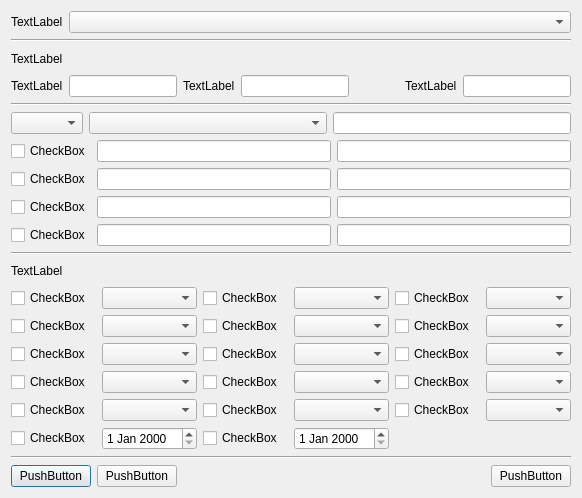
This is CryptokiMan/edit_attribute_list_dlg.ui in jykim74/CryptokiMan as Qt 5 draws it before an edit. The edited form follows.
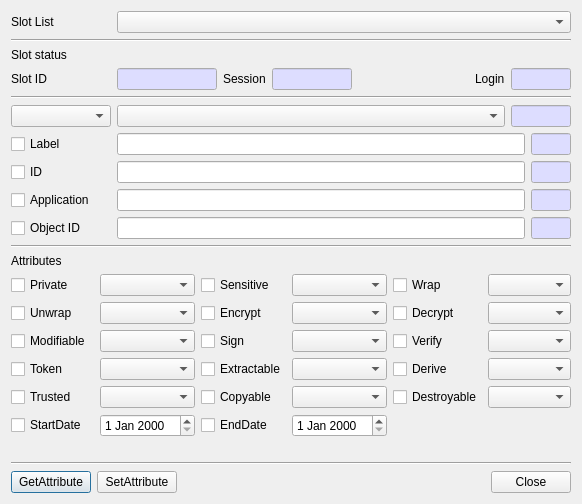
This is the edited form.

Commit message: Get Set Attribute List 기능 추가

The edit to the form file:
```diff
--- a/CryptokiMan/edit_attribute_list_dlg.ui
+++ b/CryptokiMan/edit_attribute_list_dlg.ui
@@ -7,7 +7,7 @@
     <x>0</x>
     <y>0</y>
     <width>582</width>
-    <height>498</height>
+    <height>504</height>
    </rect>
   </property>
   <property name="windowTitle">
@@ -18,8 +18,14 @@
     <layout class="QGridLayout" name="gridLayout">
      <item row="0" column="0">
       <widget class="QLabel" name="label">
+       <property name="minimumSize">
+        <size>
+         <width>100</width>
+         <height>0</height>
+        </size>
+       </property>
        <property name="text">
-        <string>TextLabel</string>
+        <string>Slot List</string>
        </property>
       </widget>
      </item>
@@ -45,7 +51,7 @@
    <item>
     <widget class="QLabel" name="label_2">
      <property name="text">
-      <string>TextLabel</string>
+      <string>Slot status</string>
      </property>
     </widget>
    </item>
@@ -54,30 +60,165 @@
      <item row="0" column="5">
       <widget class="QLabel" name="label_5">
        <property name="text">
-        <string>TextLabel</string>
+        <string>Login</string>
        </property>
       </widget>
      </item>
      <item row="0" column="3">
-      <widget class="QLineEdit" name="lineEdit_2"/>
+      <widget class="QLineEdit" name="mSessionText">
+       <property name="minimumSize">
+        <size>
+         <width>80</width>
+         <height>0</height>
+        </size>
+       </property>
+       <property name="maximumSize">
+        <size>
+         <width>80</width>
+         <height>16777215</height>
+        </size>
+       </property>
+       <property name="palette">
+        <palette>
+         <active>
+          <colorrole role="Base">
+           <brush brushstyle="SolidPattern">
+            <color alpha="255">
+             <red>221</red>
+             <green>221</green>
+             <blue>255</blue>
+            </color>
+           </brush>
+          </colorrole>
+         </active>
+         <inactive>
+          <colorrole role="Base">
+           <brush brushstyle="SolidPattern">
+            <color alpha="255">
+             <red>221</red>
+             <green>221</green>
+             <blue>255</blue>
+            </color>
+           </brush>
+          </colorrole>
+         </inactive>
+         <disabled/>
+        </palette>
+       </property>
+       <property name="readOnly">
+        <bool>true</bool>
+       </property>
+      </widget>
      </item>
      <item row="0" column="6">
-      <widget class="QLineEdit" name="lineEdit_3"/>
+      <widget class="QLineEdit" name="mLoginText">
+       <property name="minimumSize">
+        <size>
+         <width>60</width>
+         <height>0</height>
+        </size>
+       </property>
+       <property name="maximumSize">
+        <size>
+         <width>60</width>
+         <height>16777215</height>
+        </size>
+       </property>
+       <property name="palette">
+        <palette>
+         <active>
+          <colorrole role="Base">
+           <brush brushstyle="SolidPattern">
+            <color alpha="255">
+             <red>221</red>
+             <green>221</green>
+             <blue>255</blue>
+            </color>
+           </brush>
+          </colorrole>
+         </active>
+         <inactive>
+          <colorrole role="Base">
+           <brush brushstyle="SolidPattern">
+            <color alpha="255">
+             <red>221</red>
+             <green>221</green>
+             <blue>255</blue>
+            </color>
+           </brush>
+          </colorrole>
+         </inactive>
+         <disabled/>
+        </palette>
+       </property>
+       <property name="readOnly">
+        <bool>true</bool>
+       </property>
+      </widget>
      </item>
      <item row="0" column="0">
       <widget class="QLabel" name="label_3">
+       <property name="minimumSize">
+        <size>
+         <width>100</width>
+         <height>0</height>
+        </size>
+       </property>
        <property name="text">
-        <string>TextLabel</string>
+        <string>Slot ID</string>
        </property>
       </widget>
      </item>
      <item row="0" column="1">
-      <widget class="QLineEdit" name="lineEdit"/>
+      <widget class="QLineEdit" name="mSlotIDText">
+       <property name="minimumSize">
+        <size>
+         <width>100</width>
+         <height>0</height>
+        </size>
+       </property>
+       <property name="maximumSize">
+        <size>
+         <width>100</width>
+         <height>16777215</height>
+        </size>
+       </property>
+       <property name="palette">
+        <palette>
+         <active>
+          <colorrole role="Base">
+           <brush brushstyle="SolidPattern">
+            <color alpha="255">
+             <red>221</red>
+             <green>221</green>
+             <blue>255</blue>
+            </color>
+           </brush>
+          </colorrole>
+         </active>
+         <inactive>
+          <colorrole role="Base">
+           <brush brushstyle="SolidPattern">
+            <color alpha="255">
+             <red>221</red>
+             <green>221</green>
+             <blue>255</blue>
+            </color>
+           </brush>
+          </colorrole>
+         </inactive>
+         <disabled/>
+        </palette>
+       </property>
+       <property name="readOnly">
+        <bool>true</bool>
+       </property>
+      </widget>
      </item>
      <item row="0" column="2">
       <widget class="QLabel" name="label_4">
        <property name="text">
-        <string>TextLabel</string>
+        <string>Session</string>
        </property>
       </widget>
      </item>
@@ -106,7 +247,14 @@
    <item>
     <layout class="QGridLayout" name="gridLayout_3">
      <item row="0" column="0">
-      <widget class="QComboBox" name="comboBox_2"/>
+      <widget class="QComboBox" name="mObjectTypeCombo">
+       <property name="minimumSize">
+        <size>
+         <width>100</width>
+         <height>0</height>
+        </size>
+       </property>
+      </widget>
      </item>
      <item row="0" column="1">
       <widget class="QComboBox" name="comboBox_3">
@@ -119,16 +267,65 @@
       </widget>
      </item>
      <item row="0" column="2">
-      <widget class="QLineEdit" name="lineEdit_4"/>
+      <widget class="QLineEdit" name="mObjectText">
+       <property name="minimumSize">
+        <size>
+         <width>60</width>
+         <height>0</height>
+        </size>
+       </property>
+       <property name="maximumSize">
+        <size>
+         <width>60</width>
+         <height>16777215</height>
+        </size>
+       </property>
+       <property name="palette">
+        <palette>
+         <active>
+          <colorrole role="Base">
+           <brush brushstyle="SolidPattern">
+            <color alpha="255">
+             <red>221</red>
+             <green>221</green>
+             <blue>255</blue>
+            </color>
+           </brush>
+          </colorrole>
+         </active>
+         <inactive>
+          <colorrole role="Base">
+           <brush brushstyle="SolidPattern">
+            <color alpha="255">
+             <red>221</red>
+             <green>221</green>
+             <blue>255</blue>
+            </color>
+           </brush>
+          </colorrole>
+         </inactive>
+         <disabled/>
+        </palette>
+       </property>
+       <property name="readOnly">
+        <bool>true</bool>
+       </property>
+      </widget>
      </item>
     </layout>
    </item>
    <item>
     <layout class="QGridLayout" name="gridLayout_4">
      <item row="0" column="0">
-      <widget class="QCheckBox" name="checkBox">
+      <widget class="QCheckBox" name="mLabelCheck">
+       <property name="minimumSize">
+        <size>
+         <width>100</width>
+         <height>0</height>
+        </size>
+       </property>
        <property name="text">
-        <string>CheckBox</string>
+        <string>Label</string>
        </property>
       </widget>
      </item>
@@ -141,7 +338,7 @@
      <item row="2" column="0">
       <widget class="QCheckBox" name="checkBox_3">
        <property name="text">
-        <string>CheckBox</string>
+        <string>Application</string>
        </property>
       </widget>
      </item>
@@ -151,14 +348,14 @@
      <item row="3" column="0">
       <widget class="QCheckBox" name="checkBox_4">
        <property name="text">
-        <string>CheckBox</string>
+        <string>Object ID</string>
        </property>
       </widget>
      </item>
      <item row="1" column="0">
       <widget class="QCheckBox" name="checkBox_2">
        <property name="text">
-        <string>CheckBox</string>
+        <string>ID</string>
        </property>
       </widget>
      </item>
@@ -166,16 +363,188 @@
       <widget class="QLineEdit" name="lineEdit_7"/>
      </item>
      <item row="0" column="2">
-      <widget class="QLineEdit" name="lineEdit_9"/>
+      <widget class="QLineEdit" name="mLabelLenText">
+       <property name="minimumSize">
+        <size>
+         <width>40</width>
+         <height>0</height>
+        </size>
+       </property>
+       <property name="maximumSize">
+        <size>
+         <width>40</width>
+         <height>16777215</height>
+        </size>
+       </property>
+       <property name="palette">
+        <palette>
+         <active>
+          <colorrole role="Base">
+           <brush brushstyle="SolidPattern">
+            <color alpha="255">
+             <red>221</red>
+             <green>221</green>
+             <blue>255</blue>
+            </color>
+           </brush>
+          </colorrole>
+         </active>
+         <inactive>
+          <colorrole role="Base">
+           <brush brushstyle="SolidPattern">
+            <color alpha="255">
+             <red>221</red>
+             <green>221</green>
+             <blue>255</blue>
+            </color>
+           </brush>
+          </colorrole>
+         </inactive>
+         <disabled/>
+        </palette>
+       </property>
+       <property name="readOnly">
+        <bool>true</bool>
+       </property>
+      </widget>
      </item>
      <item row="1" column="2">
-      <widget class="QLineEdit" name="lineEdit_10"/>
+      <widget class="QLineEdit" name="mIDLenText">
+       <property name="minimumSize">
+        <size>
+         <width>40</width>
+         <height>0</height>
+        </size>
+       </property>
+       <property name="maximumSize">
+        <size>
+         <width>40</width>
+         <height>16777215</height>
+        </size>
+       </property>
+       <property name="palette">
+        <palette>
+         <active>
+          <colorrole role="Base">
+           <brush brushstyle="SolidPattern">
+            <color alpha="255">
+             <red>221</red>
+             <green>221</green>
+             <blue>255</blue>
+            </color>
+           </brush>
+          </colorrole>
+         </active>
+         <inactive>
+          <colorrole role="Base">
+           <brush brushstyle="SolidPattern">
+            <color alpha="255">
+             <red>221</red>
+             <green>221</green>
+             <blue>255</blue>
+            </color>
+           </brush>
+          </colorrole>
+         </inactive>
+         <disabled/>
+        </palette>
+       </property>
+       <property name="readOnly">
+        <bool>true</bool>
+       </property>
+      </widget>
      </item>
      <item row="2" column="2">
-      <widget class="QLineEdit" name="lineEdit_11"/>
+      <widget class="QLineEdit" name="mApplicationLenText">
+       <property name="minimumSize">
+        <size>
+         <width>40</width>
+         <height>0</height>
+        </size>
+       </property>
+       <property name="maximumSize">
+        <size>
+         <width>40</width>
+         <height>16777215</height>
+        </size>
+       </property>
+       <property name="palette">
+        <palette>
+         <active>
+          <colorrole role="Base">
+           <brush brushstyle="SolidPattern">
+            <color alpha="255">
+             <red>221</red>
+             <green>221</green>
+             <blue>255</blue>
+            </color>
+           </brush>
+          </colorrole>
+         </active>
+         <inactive>
+          <colorrole role="Base">
+           <brush brushstyle="SolidPattern">
+            <color alpha="255">
+             <red>221</red>
+             <green>221</green>
+             <blue>255</blue>
+            </color>
+           </brush>
+          </colorrole>
+         </inactive>
+         <disabled/>
+        </palette>
+       </property>
+       <property name="readOnly">
+        <bool>true</bool>
+       </property>
+      </widget>
      </item>
      <item row="3" column="2">
-      <widget class="QLineEdit" name="lineEdit_12"/>
+      <widget class="QLineEdit" name="mObjectIDLenText">
+       <property name="minimumSize">
+        <size>
+         <width>40</width>
+         <height>0</height>
+        </size>
+       </property>
+       <property name="maximumSize">
+        <size>
+         <width>40</width>
+         <height>16777215</height>
+        </size>
+       </property>
+       <property name="palette">
+        <palette>
+         <active>
+          <colorrole role="Base">
+           <brush brushstyle="SolidPattern">
+            <color alpha="255">
+             <red>221</red>
+             <green>221</green>
+             <blue>255</blue>
+            </color>
+           </brush>
+          </colorrole>
+         </active>
+         <inactive>
+          <colorrole role="Base">
+           <brush brushstyle="SolidPattern">
+            <color alpha="255">
+             <red>221</red>
+             <green>221</green>
+             <blue>255</blue>
+            </color>
+           </brush>
+          </colorrole>
+         </inactive>
+         <disabled/>
+        </palette>
+       </property>
+       <property name="readOnly">
+        <bool>true</bool>
+       </property>
+      </widget>
      </item>
     </layout>
    </item>
@@ -189,7 +558,7 @@
    <item>
     <widget class="QLabel" name="label_6">
      <property name="text">
-      <string>TextLabel</string>
+      <string>Attributes</string>
      </property>
     </widget>
    </item>
@@ -198,21 +567,21 @@
      <item row="2" column="0">
       <widget class="QCheckBox" name="checkBox_7">
        <property name="text">
-        <string>CheckBox</string>
+        <string>Modifiable</string>
        </property>
       </widget>
      </item>
      <item row="4" column="0">
       <widget class="QCheckBox" name="checkBox_9">
        <property name="text">
-        <string>CheckBox</string>
+        <string>Trusted</string>
        </property>
       </widget>
      </item>
      <item row="5" column="0">
       <widget class="QCheckBox" name="checkBox_10">
        <property name="text">
-        <string>CheckBox</string>
+        <string>StartDate</string>
        </property>
       </widget>
      </item>
@@ -228,7 +597,7 @@
      <item row="1" column="0">
       <widget class="QCheckBox" name="checkBox_6">
        <property name="text">
-        <string>CheckBox</string>
+        <string>Unwrap</string>
        </property>
       </widget>
      </item>
@@ -238,7 +607,7 @@
      <item row="3" column="0">
       <widget class="QCheckBox" name="checkBox_8">
        <property name="text">
-        <string>CheckBox</string>
+        <string>Token</string>
        </property>
       </widget>
      </item>
@@ -257,21 +626,21 @@
      <item row="0" column="0">
       <widget class="QCheckBox" name="checkBox_5">
        <property name="text">
-        <string>CheckBox</string>
+        <string>Private</string>
        </property>
       </widget>
      </item>
      <item row="0" column="2">
       <widget class="QCheckBox" name="checkBox_11">
        <property name="text">
-        <string>CheckBox</string>
+        <string>Sensitive</string>
        </property>
       </widget>
      </item>
      <item row="0" column="4">
       <widget class="QCheckBox" name="checkBox_12">
        <property name="text">
-        <string>CheckBox</string>
+        <string>Wrap</string>
        </property>
       </widget>
      </item>
@@ -281,63 +650,63 @@
      <item row="1" column="2">
       <widget class="QCheckBox" name="checkBox_13">
        <property name="text">
-        <string>CheckBox</string>
+        <string>Encrypt</string>
        </property>
       </widget>
      </item>
      <item row="2" column="2">
       <widget class="QCheckBox" name="checkBox_14">
        <property name="text">
-        <string>CheckBox</string>
+        <string>Sign</string>
        </property>
       </widget>
      </item>
      <item row="3" column="2">
       <widget class="QCheckBox" name="checkBox_15">
        <property name="text">
-        <string>CheckBox</string>
+        <string>Extractable</string>
        </property>
       </widget>
      </item>
      <item row="4" column="2">
       <widget class="QCheckBox" name="checkBox_16">
        <property name="text">
-        <string>CheckBox</string>
+        <string>Copyable</string>
        </property>
       </widget>
      </item>
      <item row="5" column="2">
       <widget class="QCheckBox" name="checkBox_17">
        <property name="text">
-        <string>CheckBox</string>
+        <string>EndDate</string>
        </property>
       </widget>
      </item>
      <item row="1" column="4">
       <widget class="QCheckBox" name="checkBox_18">
        <property name="text">
-        <string>CheckBox</string>
+        <string>Decrypt</string>
        </property>
       </widget>
      </item>
      <item row="2" column="4">
       <widget class="QCheckBox" name="checkBox_19">
        <property name="text">
-        <string>CheckBox</string>
+        <string>Verify</string>
        </property>
       </widget>
      </item>
      <item row="3" column="4">
       <widget class="QCheckBox" name="checkBox_20">
        <property name="text">
-        <string>CheckBox</string>
+        <string>Derive</string>
        </property>
       </widget>
      </item>
      <item row="4" column="4">
       <widget class="QCheckBox" name="checkBox_21">
        <property name="text">
-        <string>CheckBox</string>
+        <string>Destroyable</string>
        </property>
       </widget>
      </item>
@@ -367,6 +736,19 @@
      </item>
     </layout>
    </item>
+   <item>
+    <spacer name="verticalSpacer">
+     <property name="orientation">
+      <enum>Qt::Vertical</enum>
+     </property>
+     <property name="sizeHint" stdset="0">
+      <size>
+       <width>20</width>
+       <height>40</height>
+      </size>
+     </property>
+    </spacer>
+   </item>
    <item>
     <widget class="Line" name="line_4">
      <property name="orientation">
@@ -379,21 +761,21 @@
      <item row="0" column="0">
       <widget class="QPushButton" name="pushButton">
        <property name="text">
-        <string>PushButton</string>
+        <string>GetAttribute</string>
        </property>
       </widget>
      </item>
      <item row="0" column="3">
       <widget class="QPushButton" name="pushButton_3">
        <property name="text">
-        <string>PushButton</string>
+        <string>Close</string>
        </property>
       </widget>
      </item>
      <item row="0" column="1">
       <widget class="QPushButton" name="pushButton_2">
        <property name="text">
-        <string>PushButton</string>
+        <string>SetAttribute</string>
        </property>
       </widget>
      </item>
```
Left out of the diff: 92 changed lines with no effect on the pictures. The commit also changes 19 other files.
